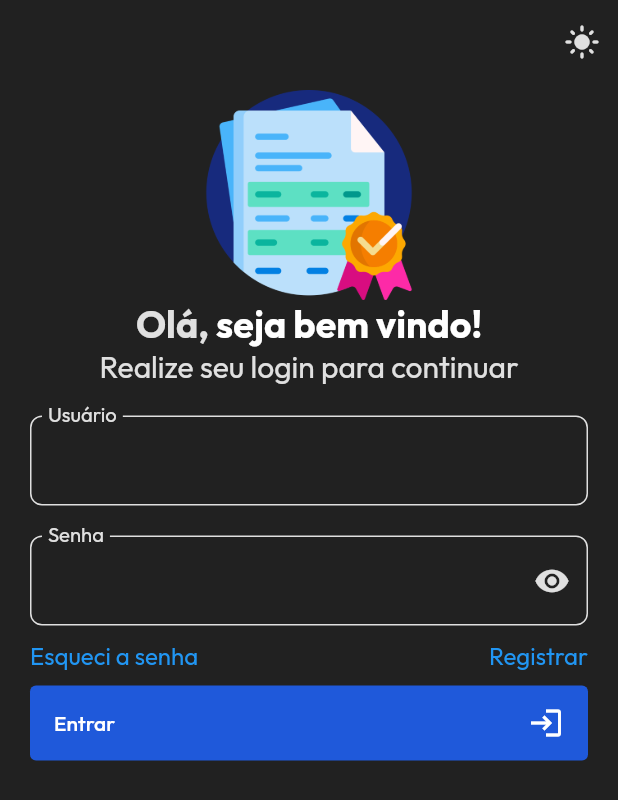
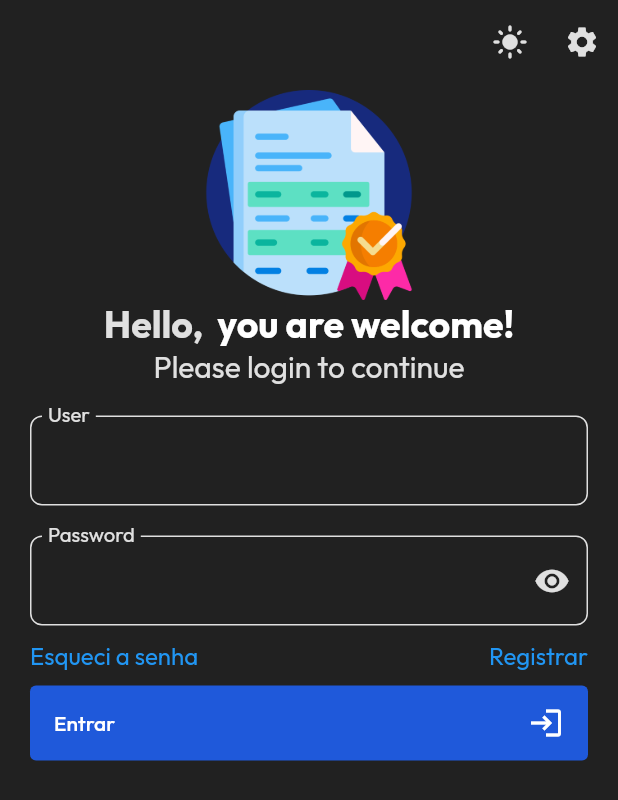
Before and after one commit to rennerborges/desenvolvimento_sistemas_moveis_tsi, a Flutter app: the screen it shows after launch, after a tap on the "dark mode" icon, on a phone screen of 412 x 824 dp. Shown: the top 800 px of the screen. Run offline on Flutter 3.47's test engine with Material 2 defaults, Android fonts, the phone set to English and light mode, and no system bars; our stand-ins replace google_fonts, image_picker, shared_preferences, sqflite; missing offline and left inert: dart:ffi; accounts and stored records are empty.

Commit message:
feat: add change language

```diff
--- /dev/null
+++ b/invoice_up/lib/l10n/intl_en.arb
@@ -0,0 +1,7 @@
+{
+  "titleLogin": "Hello,  ",
+  "titleBoldLogin": "you are welcome!",
+  "subtitleLogin": "Please login to continue",
+  "user": "User",
+  "password": "Password"
+}
--- /dev/null
+++ b/invoice_up/lib/l10n/intl_pt.arb
@@ -0,0 +1,7 @@
+{
+  "titleLogin": "Olá, ",
+  "titleBoldLogin": "seja bem vindo!",
+  "subtitleLogin": "Realize seu login para continuar",
+  "user": "Usuário",
+  "password": "Senha"
+}
--- a/invoice_up/lib/main.dart
+++ b/invoice_up/lib/main.dart
@@ -1,5 +1,7 @@
 import 'package:flutter/material.dart';
+import 'package:flutter_localizations/flutter_localizations.dart';
 import 'package:google_fonts/google_fonts.dart';
+import 'package:invoice_up/generated/l10n.dart';
 import 'package:invoice_up/screens/splash/splash.screen.dart';
 import 'package:provider/provider.dart';
 
@@ -31,6 +33,14 @@ class App extends StatelessWidget {
         ),
         primarySwatch: generateMaterialColorFromColor(const Color(0xff1F59DA)),
       ),
+      locale: context.watch<AppSettings>().locale,
+      supportedLocales: S.delegate.supportedLocales,
+      localizationsDelegates: const [
+        S.delegate,
+        GlobalMaterialLocalizations.delegate,
+        GlobalCupertinoLocalizations.delegate,
+        GlobalWidgetsLocalizations.delegate,
+      ],
       home: SplashScreen(),
     );
   }
--- a/invoice_up/lib/providers/app-settings.providers.dart
+++ b/invoice_up/lib/providers/app-settings.providers.dart
@@ -4,6 +4,7 @@ import 'package:shared_preferences/shared_preferences.dart';
 class AppSettings extends ChangeNotifier {
   late SharedPreferences _prefs;
   bool darkTheme = false;
+  Locale locale = Locale('pt');
 
   AppSettings() {
     _startSessings();
@@ -11,7 +12,9 @@ class AppSettings extends ChangeNotifier {
 
   Future<void> _startSessings() async {
     _prefs = await SharedPreferences.getInstance();
-    darkTheme = getDarkThemeSharedPrerences();
+    darkTheme = getDarkTheme();
+    locale = getLocale();
+    notifyListeners();
   }
 
   void handleChangeDarkTheme() async {
@@ -20,7 +23,7 @@ class AppSettings extends ChangeNotifier {
     notifyListeners();
   }
 
-  bool getDarkThemeSharedPrerences() {
+  bool getDarkTheme() {
     bool? isDarkTheme = _prefs.getBool('darkTheme');
 
     if (isDarkTheme == null) {
@@ -28,4 +31,19 @@ class AppSettings extends ChangeNotifier {
     }
     return isDarkTheme;
   }
+
+  void setLocale(String locale) async {
+    await _prefs.setString('locale', locale);
+    this.locale = Locale(locale);
+    notifyListeners();
+  }
+
+  Locale getLocale() {
+    String? localeString = _prefs.getString('locale');
+    print('Teste $localeString');
+    if (localeString == null) {
+      return const Locale('en');
+    }
+    return Locale(localeString);
+  }
 }
--- a/invoice_up/lib/screens/login/login.screen.dart
+++ b/invoice_up/lib/screens/login/login.screen.dart
@@ -4,6 +4,7 @@ import 'package:invoice_up/components/button.dart';
 import 'package:invoice_up/components/input.dart';
 import 'package:invoice_up/components/link.dart';
 import 'package:invoice_up/components/text.dart';
+import 'package:invoice_up/generated/l10n.dart';
 import 'package:invoice_up/utils/colors.dart';
 import 'package:provider/provider.dart';
 
@@ -42,12 +43,12 @@ class _LoginScreenState extends State<LoginScreen> {
                 ),
               ),
               TextInvoiceUp(
-                'Olá, ',
-                textBold: 'seja bem vindo!',
+                S.of(context).titleLogin,
+                textBold: S.of(context).titleBoldLogin,
                 fontSize: 25,
                 onlyFontBold: true,
               ),
-              TextInvoiceUp('Realize seu login para continuar'),
+              TextInvoiceUp(S.of(context).subtitleLogin),
               Container(
                 margin: const EdgeInsets.symmetric(horizontal: 20),
                 child: Form(
@@ -56,12 +57,12 @@ class _LoginScreenState extends State<LoginScreen> {
                       children: [
                         InputInvoiceUp(
                           controller: _userController,
-                          labelText: 'Usuário',
+                          labelText: S.of(context).user,
                           margin: const EdgeInsets.only(top: 20),
                         ),
                         InputInvoiceUp(
                           controller: _passwordController,
-                          labelText: 'Senha',
+                          labelText: S.of(context).password,
                           isPassword: true,
                           margin: const EdgeInsets.only(top: 20),
                         ),
--- a/invoice_up/pubspec.yaml
+++ b/invoice_up/pubspec.yaml
@@ -40,6 +40,9 @@ dependencies:
   cupertino_icons: ^1.0.2
   provider: ^6.0.4
   shared_preferences: ^2.0.10
+  intl_utils: ^2.7.0
+  flutter_localizations:
+    sdk: flutter
 
 dev_dependencies:
   flutter_test:
@@ -93,3 +96,5 @@ flutter:
   #
   # For details regarding fonts from package dependencies,
   # see https://flutter.dev/custom-fonts/#from-packages
+flutter_intl:
+  enabled: true
```
Also changed, not shown: invoice_up/lib/components/appBar.dart (+35 -1 lines), invoice_up/lib/generated/intl/messages_all.dart (added), invoice_up/lib/generated/intl/messages_en.dart (added), invoice_up/lib/generated/intl/messages_pt.dart (added), invoice_up/lib/generated/l10n.dart (added), invoice_up/pubspec.lock.
